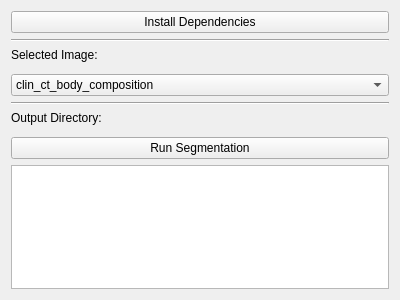
Old version of the form MOOSE/Resources/UI/MOOSE.ui in the repository mprires/SlicerMOOSE.
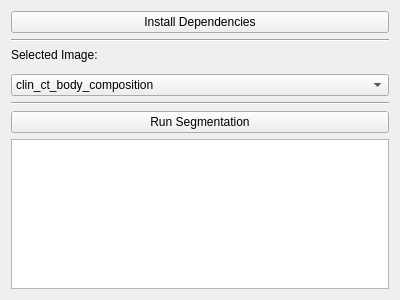
New version of the form. Custom widgets are drawn as their Qt base class.

Patch:
```diff
--- a/MOOSE/Resources/UI/MOOSE.ui
+++ b/MOOSE/Resources/UI/MOOSE.ui
@@ -123,26 +123,6 @@
      </property>
     </widget>
    </item>
-   <item>
-    <widget class="QLabel" name="label_2">
-     <property name="sizePolicy">
-      <sizepolicy hsizetype="Preferred" vsizetype="Maximum">
-       <horstretch>0</horstretch>
-       <verstretch>0</verstretch>
-      </sizepolicy>
-     </property>
-     <property name="text">
-      <string>Output Directory:</string>
-     </property>
-    </widget>
-   </item>
-   <item>
-    <widget class="ctkDirectoryButton" name="outputDirectoryButton">
-     <property name="toolTip">
-      <string>Select the output directory to save the results.</string>
-     </property>
-    </widget>
-   </item>
    <item>
     <widget class="QPushButton" name="runButton">
      <property name="enabled">
@@ -162,11 +142,6 @@
   </layout>
  </widget>
  <customwidgets>
-  <customwidget>
-   <class>ctkDirectoryButton</class>
-   <extends>QWidget</extends>
-   <header>ctkDirectoryButton.h</header>
-  </customwidget>
   <customwidget>
    <class>qMRMLNodeComboBox</class>
    <extends>QWidget</extends>
```
Lines whose indentation alone changed are shown as unchanged.
